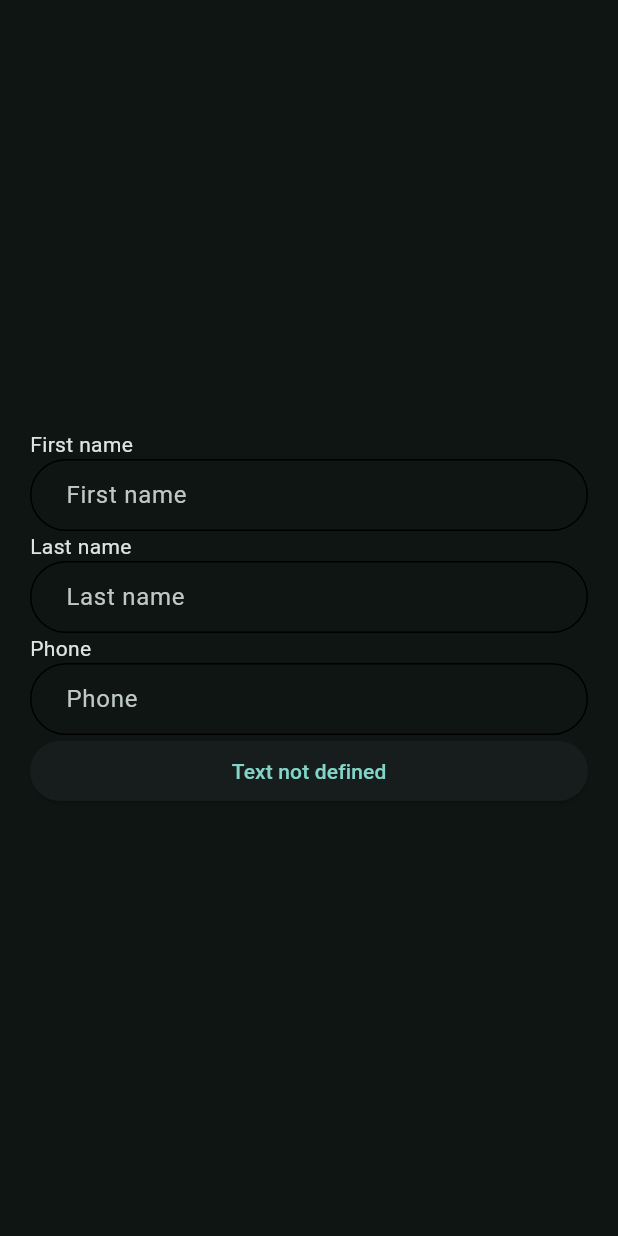
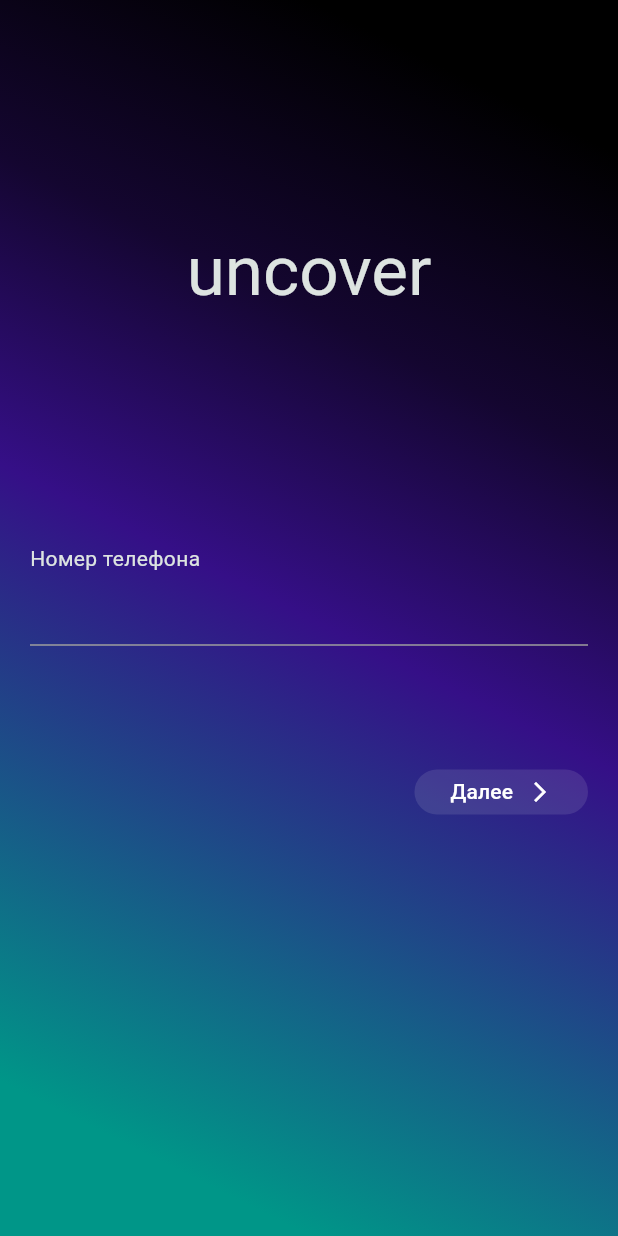
Before and after one commit to igorkhvan/uncover, a Flutter app: the screen it shows after launch, on a phone screen of 412 x 824 dp. Run offline on Flutter 3.47's test engine with Material 3 defaults, Android fonts, the phone set to English and light mode, and no system bars; our stand-ins replace firebase_core, firebase_messaging, rxdart, shared_preferences; accounts and stored records are empty; Roboto replaces fonts that are missing (Helvetica).

Commit message:
login_screen.dart design implemented.

```diff
--- a/lib/main.dart
+++ b/lib/main.dart
@@ -3,6 +3,7 @@ import 'package:flutter/material.dart';
 import 'package:provider/provider.dart';
 import 'package:uncover/logic/providers/account_provider.dart';
 import 'package:uncover/logic/providers/users_provider.dart';
+import 'package:uncover/ui/auth/login_screen.dart';
 import 'package:uncover/ui/auth/register_screen.dart';
 import 'package:uncover/ui/auth/root_screen.dart';
 import 'package:uncover/ui/theme_data.dart' as my_theme;
@@ -18,7 +19,7 @@ String? _fcmTokenSharedPrefs;
 final _messageStreamController = BehaviorSubject<RemoteMessage>();
 
 Future<void> _firebaseMessagingBackgroundHandler(RemoteMessage message) async {
-  await Firebase.initializeApp();
+  // await Firebase.initializeApp();
 
   if (kDebugMode) {
     print("Handling a background message: ${message.messageId}");
@@ -116,7 +117,7 @@ class _UncoverState extends State<Uncover> {
     return MaterialApp(
       title: 'Uncover',
       theme: my_theme.myTheme,
-      home: const RootScreen(),
+      home: const LoginScreen(),
     );
   }
 }
--- a/lib/ui/auth/auth_screen.dart
+++ /dev/null
@@ -1,25 +0,0 @@
-import 'package:flutter/material.dart';
-import 'package:uncover/ui/components/text_field_rounded.dart';
-import 'package:uncover/ui/decorations.dart';
-
-class AuthScreen extends StatelessWidget {
-  const AuthScreen({super.key});
-
-  @override
-  Widget build(BuildContext context) {
-    return const Scaffold(
-      body: Padding(
-        padding: EdgeInsets.symmetric(vertical: verticalPadding, horizontal: horizontalPadding),
-        child: Column(
-          mainAxisAlignment: MainAxisAlignment.center,
-          crossAxisAlignment: CrossAxisAlignment.stretch,
-          children: [
-            // TextFieldRounded(
-            //   // hintText: 'Hello',
-            // )
-          ],
-        ),
-      ),
-    );
-  }
-}
--- /dev/null
+++ b/lib/ui/auth/figma_screen.dart
@@ -0,0 +1,37 @@
+import 'package:flutter/material.dart';
+
+class FigmaScreen extends StatelessWidget {
+  const FigmaScreen({super.key});
+
+  @override
+  Widget build(BuildContext context) {
+    return Container(
+      width: 430,
+      height: 932,
+      padding: const EdgeInsets.all(0),
+      decoration: const BoxDecoration(
+        borderRadius: BorderRadius.only(
+          topLeft: Radius.circular(0),
+          topRight: Radius.circular(0),
+          bottomLeft: Radius.circular(0),
+          bottomRight: Radius.circular(0),
+        ),
+        // transform: Matrix4.rotationZ(0),
+        // opacity: 1,
+      ),
+      child: const Text(
+        'uncover',
+        style: TextStyle(
+          // width: 178,
+          height: 57,
+          // transform: Matrix4.rotationZ(0),
+          // opacity: 1,
+          // textAlign: TextAlign.left,
+          fontSize: 50,
+          fontWeight: FontWeight.normal,
+          color: Colors.white,
+        ),
+      ),
+    );
+  }
+}
--- /dev/null
+++ b/lib/ui/auth/login_screen.dart
@@ -0,0 +1,74 @@
+import 'package:flutter/material.dart';
+import 'package:uncover/ui/components/rounded_button.dart';
+import 'package:uncover/ui/decorations.dart';
+
+class LoginScreen extends StatefulWidget {
+  const LoginScreen({super.key});
+
+  @override
+  State<LoginScreen> createState() => _LoginScreenState();
+}
+
+class _LoginScreenState extends State<LoginScreen> {
+  late double _screenHeight;
+
+  @override
+  Widget build(BuildContext context) {
+    _screenHeight = MediaQuery.of(context).size.height;
+    return Stack(
+      children: [
+        Container(
+          decoration: mainBackgroundDecoration,
+        ),
+        Scaffold(
+          backgroundColor: Colors.transparent,
+          body: SafeArea(
+            child: screenElements(),
+          ),
+        ),
+      ],
+    );
+  }
+
+  Widget screenElements() {
+    return Padding(
+      padding: const EdgeInsets.symmetric(horizontal: 20.0),
+      child: Column(
+        crossAxisAlignment: CrossAxisAlignment.stretch,
+        children: [
+          SizedBox(height: _screenHeight * 0.18,),
+          SizedBox(
+            height: _screenHeight * 0.08,
+            child: const FittedBox(
+              fit: BoxFit.scaleDown,
+              child: Text(
+                'uncover',
+                style: TextStyle(
+                  fontSize: 500.0,
+                ),
+              ),
+            ),
+          ),
+          SizedBox(height: _screenHeight * 0.18,),
+          const Text('Номер телефона'),
+          TextField(
+            decoration: textFieldUnderlinedDecoration.copyWith(
+              hintText: '',
+            ),
+            cursorColor: Colors.white,
+          ),
+          SizedBox(height: _screenHeight * 0.1,),
+          const Row(
+            mainAxisAlignment: MainAxisAlignment.end,
+            children: [
+              RoundedButton(
+                buttonText: 'Далее',
+                trailIcon: Icons.arrow_forward_ios_sharp,
+              ),
+            ],
+          ),
+        ],
+      ),
+    );
+  }
+}
--- a/lib/ui/auth/root_screen.dart
+++ b/lib/ui/auth/root_screen.dart
@@ -4,7 +4,7 @@ import 'package:shared_preferences/shared_preferences.dart';
 import 'package:uncover/logic/models/account_model.dart';
 import 'package:uncover/logic/providers/account_provider.dart';
 import 'package:uncover/logic/services/shared_prefs_service.dart';
-import 'package:uncover/ui/auth/auth_screen.dart';
+import 'package:uncover/ui/auth/login_screen.dart';
 import 'package:uncover/ui/auth/main_screen.dart';
 import 'package:uncover/ui/auth/register_screen.dart';
 
--- a/lib/ui/components/rounded_button.dart
+++ b/lib/ui/components/rounded_button.dart
@@ -1,19 +1,57 @@
 import 'package:flutter/material.dart';
 
 class RoundedButton extends StatelessWidget {
-  const RoundedButton({super.key, this.onPressed, this.buttonText});
+  const RoundedButton(
+      {super.key,
+      this.onPressed,
+      this.buttonText,
+      this.backgroundColor,
+      this.textColor,
+      this.trailIcon,
+      this.trailIconColor});
 
   final VoidCallback? onPressed;
   final String? buttonText;
+  final Color? backgroundColor;
+  final Color? textColor;
+  final IconData? trailIcon;
+  final Color? trailIconColor;
 
   @override
   Widget build(BuildContext context) {
-    return ElevatedButton(
-      onPressed: onPressed,
-      style: ElevatedButton.styleFrom(
-        shape: const StadiumBorder(),
+    return SizedBox(
+      height: 30.0,
+      child: ElevatedButton(
+        onPressed: onPressed,
+        style: ElevatedButton.styleFrom(
+          // shape: const StadiumBorder(),
+          // backgroundColor: const Color.fromRGBO(61, 29, 74, 1),
+          backgroundColor: backgroundColor ?? Colors.red,
+        ),
+        child: (trailIcon != null)
+            ? Row(children: [
+                Text(
+                  buttonText ?? 'Button',
+                  style: TextStyle(
+                    color: textColor ?? Colors.white,
+                  ),
+                ),
+                const SizedBox(
+                  width: 10.0,
+                ),
+                Icon(
+                  trailIcon,
+                  size: 16.0,
+                  color: trailIconColor ?? Colors.white,
+                ),
+              ])
+            : Text(
+                buttonText ?? 'Button',
+                style: TextStyle(
+                  color: textColor ?? Colors.white,
+                ),
+              ),
       ),
-      child: Text(buttonText ?? 'Text not defined'),
     );
   }
 }
--- a/lib/ui/decorations.dart
+++ b/lib/ui/decorations.dart
@@ -36,12 +36,42 @@ const textFieldRoundedDecoration = InputDecoration(
 );
 
 const textFieldUnderlinedDecoration = InputDecoration(
+  focusedBorder: focusedInputBorder,
+  enabledBorder: enabledInputBorder,
   hintText: 'Enter a value',
-  contentPadding: EdgeInsets.symmetric(vertical: 10.0,),
+  contentPadding: EdgeInsets.symmetric(
+    vertical: 10.0,
+  ),
 );
 
-const containerDecoration = BoxDecoration(
-  borderRadius: BorderRadius.all(Radius.circular(32.0)),
+const focusedInputBorder = UnderlineInputBorder(
+  //Outline border type for TextField
+  borderSide: BorderSide(
+    color: Colors.white,
+    width: 1,
+  ),
+);
+
+const enabledInputBorder = UnderlineInputBorder(
+  //Outline border type for TextField
+  borderSide: BorderSide(
+    color: Colors.grey,
+    width: 1,
+  ),
+);
+
+const mainBackgroundDecoration = BoxDecoration(
+  gradient: LinearGradient(
+    begin: Alignment.topRight,
+    end: Alignment.bottomLeft,
+    stops: [0.1, 0.3, 0.5, 0.9],
+    colors: [
+      Colors.black,
+      Color.fromRGBO(20, 6, 48, 1.0),
+      Color.fromRGBO(53, 15, 135, 1.0),
+      Colors.teal,
+    ],
+  ),
 );
 
 const double horizontalPadding = 20.0;
--- a/pubspec.yaml
+++ b/pubspec.yaml
@@ -34,6 +34,7 @@ dependencies:
   firebase_messaging: ^14.7.10
   location: ^5.0.0
   rxdart: ^0.27.7
+  mask_text_input_formatter: ^2.8.0
 
 dev_dependencies:
   flutter_test:
```
Also changed, not shown: pubspec.lock.
